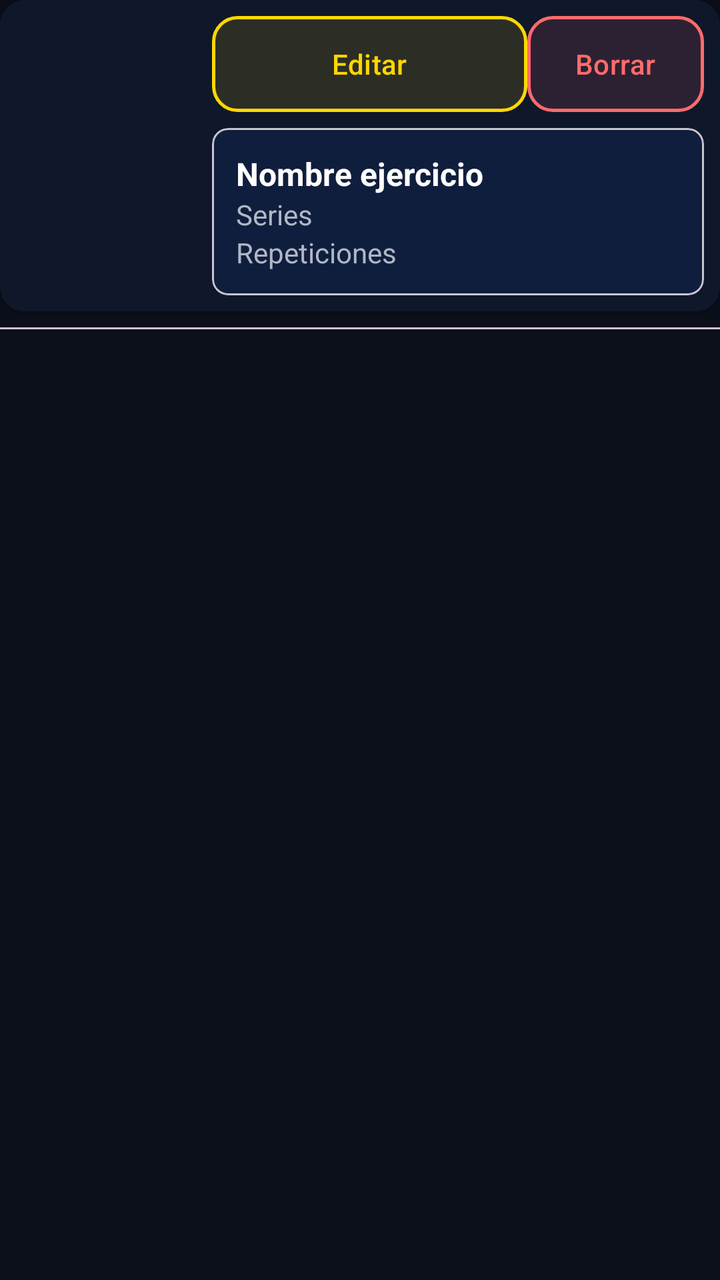
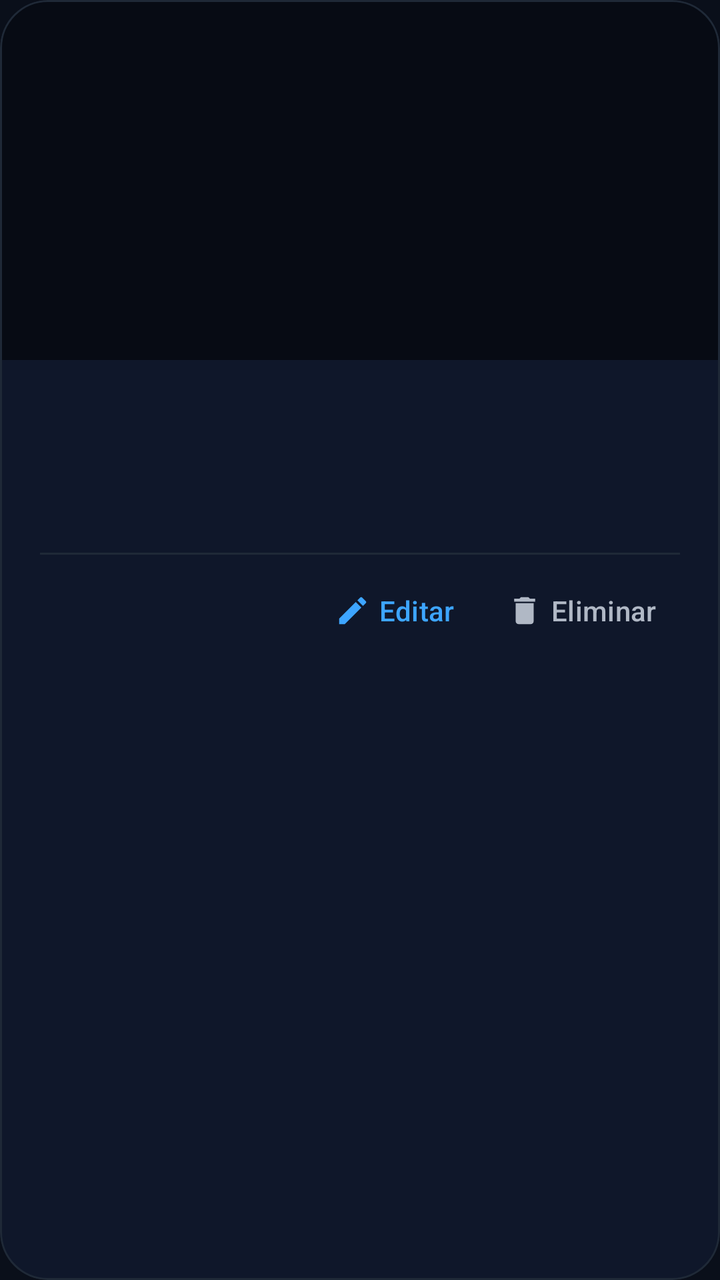

Screens rendered from an Android XML layout before and after an edit, with the pre-edit source and the edit as a unified diff.
<!-- AndroidManifest.xml: application theme Theme.Marber -->
<!-- res/layout/item_ejercicio_detalle.xml -->
<?xml version="1.0" encoding="utf-8"?>
<LinearLayout xmlns:android="http://schemas.android.com/apk/res/android"
    xmlns:app="http://schemas.android.com/apk/res-auto"
    android:layout_width="match_parent"
    android:layout_height="wrap_content"
    android:layout_marginStart="@dimen/space_small"
    android:layout_marginEnd="@dimen/space_small"
    android:layout_marginTop="@dimen/space_small"
    android:orientation="vertical">

    <androidx.cardview.widget.CardView
        android:layout_width="match_parent"
        android:layout_height="wrap_content"
        app:cardBackgroundColor="@color/marber_surface"
        app:cardCornerRadius="12dp"
        app:cardElevation="4dp">

        <androidx.constraintlayout.widget.ConstraintLayout
            android:layout_width="match_parent"
            android:layout_height="wrap_content"
            android:padding="@dimen/space_small">

            <ImageView
                android:id="@+id/img_ejercicio"
                android:layout_width="90dp"
                android:layout_height="90dp"
                android:scaleType="centerCrop"
                app:layout_constraintStart_toStartOf="parent"
                app:layout_constraintTop_toTopOf="parent" />

            <com.google.android.material.button.MaterialButton
                android:id="@+id/btn_editar_ejercicio"
                android:layout_width="0dp"
                android:layout_height="wrap_content"
                android:layout_marginStart="@dimen/space_small"
                android:text="Editar"
                android:background="@drawable/btn_glass_warning"
                android:elevation="12dp"
                android:textColor="@color/marber_warning"
                app:backgroundTint="@null"
                app:layout_constraintStart_toEndOf="@id/img_ejercicio"
                app:layout_constraintEnd_toStartOf="@id/btn_borrar_ejercicio"
                app:layout_constraintTop_toTopOf="parent" />

            <com.google.android.material.button.MaterialButton
                android:id="@+id/btn_borrar_ejercicio"
                android:layout_width="wrap_content"
                android:layout_height="wrap_content"
                android:layout_marginStart="8dp"
                android:text="Borrar"
                android:background="@drawable/btn_glass_error"
                android:elevation="12dp"
                android:textColor="@color/marber_error"
                app:backgroundTint="@null"
                app:layout_constraintTop_toTopOf="parent"
                app:layout_constraintEnd_toEndOf="parent" />

            <com.google.android.material.card.MaterialCardView
                android:id="@+id/card_info"
                android:layout_width="0dp"
                android:layout_height="wrap_content"
                android:layout_marginStart="@dimen/space_small"
                android:layout_marginTop="8dp"
                app:cardCornerRadius="8dp"
                app:layout_constraintStart_toEndOf="@id/img_ejercicio"
                app:layout_constraintTop_toBottomOf="@id/btn_editar_ejercicio"
                app:layout_constraintEnd_toEndOf="parent">

                <LinearLayout
                    android:layout_width="match_parent"
                    android:layout_height="wrap_content"
                    android:orientation="vertical"
                    android:padding="12dp">

                    <TextView
                        android:id="@+id/txt_nombre"
                        android:layout_width="wrap_content"
                        android:layout_height="wrap_content"
                        android:text="Nombre ejercicio"
                        android:textColor="@color/marber_text_high"
                        android:textStyle="bold"
                        android:textSize="16sp"/>

                    <TextView
                        android:id="@+id/txt_series"
                        android:layout_width="wrap_content"
                        android:layout_height="wrap_content"
                        android:textColor="@color/marber_text_medium"
                        android:text="Series"/>

                    <TextView
                        android:id="@+id/txt_repeticiones"
                        android:layout_width="wrap_content"
                        android:layout_height="wrap_content"
                        android:textColor="@color/marber_text_medium"
                        android:text="Repeticiones"/>

                </LinearLayout>

            </com.google.android.material.card.MaterialCardView>

        </androidx.constraintlayout.widget.ConstraintLayout>

    </androidx.cardview.widget.CardView>

    <com.google.android.material.divider.MaterialDivider
        android:id="@+id/divider"
        android:layout_width="match_parent"
        android:layout_height="1dp"
        android:layout_marginTop="@dimen/space_small"
        android:layout_marginBottom="@dimen/space_small"/>

</LinearLayout>
<!-- resources referenced by this layout -->
<resources>
  <color name="marber_error">#FF6B6B</color>
  <color name="marber_surface">#0F172A</color>
  <color name="marber_text_high">#FFFFFF</color>
  <color name="marber_text_medium">#B0B8C5</color>
  <color name="marber_warning">#FFD700</color>
  <dimen name="space_small">8dp</dimen>
  <!-- drawable btn_glass_error (drawable) -->
  <?xml version="1.0" encoding="utf-8"?>
  <shape xmlns:android="http://schemas.android.com/apk/res/android">
  
      <solid android:color="#1FFF6B6B"/>
  
      <stroke
          android:width="1.5dp"
          android:color="@color/marber_error"/>
  
      <corners android:radius="12dp"/>
  
  </shape>
  <!-- drawable btn_glass_warning (drawable) -->
  <?xml version="1.0" encoding="utf-8"?>
  <shape xmlns:android="http://schemas.android.com/apk/res/android">
  
      <solid android:color="#1FFFD700"/>
  
      <stroke
          android:width="1.5dp"
          android:color="@color/marber_warning"/>
  
      <corners android:radius="12dp"/>
  
  </shape>
  <style name="Theme.Marber" parent="Base.Theme.Marber" />
  <style name="Base.Theme.Marber" parent="Platform.Theme.Marber">
          <item name="colorPrimary">@color/marber_primary</item>
          <item name="colorOnPrimary">@color/marber_primary_light</item>
          <item name="colorSurface">@color/marber_surface</item>
          <item name="colorOnSurface">@color/marber_text_high</item>
          <item name="colorOnSurfaceVariant">@color/marber_text_medium</item>
          <item name="colorOutline">@color/marber_surface_alt</item>
          <item name="colorOnBackground">@color/marber_text_high</item>
          <item name="android:colorBackground">@color/marber_background</item>
          <item name="android:windowBackground">@color/marber_background</item>
          <item name="colorError">@color/marber_error</item>
          <item name="colorOnError">@color/marber_error</item>
          <item name="android:textColorPrimary">@color/marber_text_high</item>
          <item name="android:textColorSecondary">@color/marber_text_medium</item>
          <item name="android:statusBarColor">@color/marber_background</item>
          <item name="android:navigationBarColor">@color/marber_background</item>
          <item name="android:windowLightStatusBar">false</item>
      </style>
  <style name="Platform.Theme.Marber" parent="Theme.Material3.DayNight.NoActionBar" />
  <color name="marber_primary">#1E6BFF</color>
  <color name="marber_primary_light">#3DA5FF</color>
  <color name="marber_surface_alt">#1F2937</color>
  <color name="marber_background">#0A0F1A</color>
</resources>

<!-- the commit's change to res/layout/item_ejercicio_detalle.xml (unified diff, before → after) -->
@@ -1,113 +1,36 @@
 <?xml version="1.0" encoding="utf-8"?>
-<LinearLayout xmlns:android="http://schemas.android.com/apk/res/android"
+<com.google.android.material.card.MaterialCardView xmlns:android="http://schemas.android.com/apk/res/android"
     xmlns:app="http://schemas.android.com/apk/res-auto"
-    android:layout_width="match_parent"
-    android:layout_height="wrap_content"
-    android:layout_marginStart="@dimen/space_small"
-    android:layout_marginEnd="@dimen/space_small"
-    android:layout_marginTop="@dimen/space_small"
-    android:orientation="vertical">
-
-    <androidx.cardview.widget.CardView
-        android:layout_width="match_parent"
-        android:layout_height="wrap_content"
-        app:cardBackgroundColor="@color/marber_surface"
-        app:cardCornerRadius="12dp"
-        app:cardElevation="4dp">
-
-        <androidx.constraintlayout.widget.ConstraintLayout
-            android:layout_width="match_parent"
-            android:layout_height="wrap_content"
-            android:padding="@dimen/space_small">
-
-            <ImageView
-                android:id="@+id/img_ejercicio"
-                android:layout_width="90dp"
-                android:layout_height="90dp"
-                android:scaleType="centerCrop"
-                app:layout_constraintStart_toStartOf="parent"
-                app:layout_constraintTop_toTopOf="parent" />
-
-            <com.google.android.material.button.MaterialButton
-                android:id="@+id/btn_editar_ejercicio"
-                android:layout_width="0dp"
-                android:layout_height="wrap_content"
-                android:layout_marginStart="@dimen/space_small"
-                android:text="Editar"
-                android:background="@drawable/btn_glass_warning"
-                android:elevation="12dp"
-                android:textColor="@color/marber_warning"
-                app:backgroundTint="@null"
-                app:layout_constraintStart_toEndOf="@id/img_ejercicio"
-                app:layout_constraintEnd_toStartOf="@id/btn_borrar_ejercicio"
-                app:layout_constraintTop_toTopOf="parent" />
-
-            <com.google.android.material.button.MaterialButton
-                android:id="@+id/btn_borrar_ejercicio"
-                android:layout_width="wrap_content"
-                android:layout_height="wrap_content"
-                android:layout_marginStart="8dp"
-                android:text="Borrar"
-                android:background="@drawable/btn_glass_error"
-                android:elevation="12dp"
-                android:textColor="@color/marber_error"
-                app:backgroundTint="@null"
-                app:layout_constraintTop_toTopOf="parent"
-                app:layout_constraintEnd_toEndOf="parent" />
-
-            <com.google.android.material.card.MaterialCardView
-                android:id="@+id/card_info"
-                android:layout_width="0dp"
-                android:layout_height="wrap_content"
-                android:layout_marginStart="@dimen/space_small"
-                android:layout_marginTop="8dp"
-                app:cardCornerRadius="8dp"
-                app:layout_constraintStart_toEndOf="@id/img_ejercicio"
-                app:layout_constraintTop_toBottomOf="@id/btn_editar_ejercicio"
-                app:layout_constraintEnd_toEndOf="parent">
-
-                <LinearLayout
-                    android:layout_width="match_parent"
-                    android:layout_height="wrap_content"
-                    android:orientation="vertical"
-                    android:padding="12dp">
-
-                    <TextView
-                        android:id="@+id/txt_nombre"
-                        android:layout_width="wrap_content"
-                        android:layout_height="wrap_content"
-                        android:text="Nombre ejercicio"
-                        android:textColor="@color/marber_text_high"
-                        android:textStyle="bold"
-                        android:textSize="16sp"/>
-
-                    <TextView
-                        android:id="@+id/txt_series"
-                        android:layout_width="wrap_content"
-                        android:layout_height="wrap_content"
-                        android:textColor="@color/marber_text_medium"
-                        android:text="Series"/>
-
-                    <TextView
-                        android:id="@+id/txt_repeticiones"
-                        android:layout_width="wrap_content"
-                        android:layout_height="wrap_content"
-                        android:textColor="@color/marber_text_medium"
-                        android:text="Repeticiones"/>
-
-                </LinearLayout>
-
-            </com.google.android.material.card.MaterialCardView>
-
-        </androidx.constraintlayout.widget.ConstraintLayout>
-
-    </androidx.cardview.widget.CardView>
-
-    <com.google.android.material.divider.MaterialDivider
-        android:id="@+id/divider"
-        android:layout_width="match_parent"
-        android:layout_height="1dp"
-        android:layout_marginTop="@dimen/space_small"
-        android:layout_marginBottom="@dimen/space_small"/>
-
-</LinearLayout>
+    android:layout_width="match_parent" android:layout_height="wrap_content"
+    android:layout_marginBottom="20dp" app:cardCornerRadius="24dp"
+    app:cardBackgroundColor="@color/marber_surface" app:strokeColor="@color/marber_border"
+    app:strokeWidth="1dp" app:cardElevation="0dp">
+    <LinearLayout android:layout_width="match_parent" android:layout_height="wrap_content" android:orientation="vertical">
+        <ImageView android:id="@+id/img_ejercicio" android:layout_width="match_parent" android:layout_height="180dp"
+            android:background="@color/marber_card_dark" android:scaleType="fitCenter"
+            android:contentDescription="@string/description_img_exercise" />
+        <LinearLayout android:layout_width="match_parent" android:layout_height="wrap_content"
+            android:orientation="vertical" android:padding="20dp">
+            <TextView android:id="@+id/txt_nombre" android:layout_width="match_parent" android:layout_height="wrap_content"
+                android:textColor="@color/marber_text_high" android:textSize="22sp" android:textStyle="bold" />
+            <LinearLayout android:layout_width="match_parent" android:layout_height="wrap_content"
+                android:orientation="horizontal" android:layout_marginTop="12dp">
+                <TextView android:id="@+id/txt_series" android:layout_width="0dp" android:layout_weight="1"
+                    android:layout_height="wrap_content" android:textColor="@color/marber_text_medium" android:textSize="14sp" />
+                <TextView android:id="@+id/txt_repeticiones" android:layout_width="0dp" android:layout_weight="1"
+                    android:layout_height="wrap_content" android:textColor="@color/marber_text_medium" android:textSize="14sp" />
+            </LinearLayout>
+            <View android:layout_width="match_parent" android:layout_height="1dp"
+                android:background="@color/marber_border" android:layout_marginTop="16dp" />
+            <LinearLayout android:layout_width="match_parent" android:layout_height="wrap_content"
+                android:orientation="horizontal" android:gravity="end" android:layout_marginTop="4dp">
+                <com.google.android.material.button.MaterialButton android:id="@+id/btn_editar_ejercicio" app:icon="@drawable/ic_edit" app:iconSize="18dp" app:iconGravity="textStart"
+                    style="@style/Widget.Marber.Button.Quiet" android:layout_width="wrap_content"
+                    android:layout_height="wrap_content" android:text="@string/editar_corto" />
+                <com.google.android.material.button.MaterialButton android:id="@+id/btn_borrar_ejercicio" app:icon="@drawable/ic_delete" app:iconSize="18dp" app:iconGravity="textStart"
+                    style="@style/Widget.Marber.Button.Danger" android:layout_width="wrap_content"
+                    android:layout_height="wrap_content" android:text="@string/eliminar" />
+            </LinearLayout>
+        </LinearLayout>
+    </LinearLayout>
+</com.google.android.material.card.MaterialCardView>
<!-- resource entries referenced after the edit -->
@@ -1,41 +1,34 @@
 <!-- resources referenced by this layout -->
 <resources>
+  <color name="marber_border">#1F2937</color>
+  <color name="marber_card_dark">#070B14</color>
   <color name="marber_error">#FF6B6B</color>
   <color name="marber_surface">#0F172A</color>
   <color name="marber_text_high">#FFFFFF</color>
   <color name="marber_text_medium">#B0B8C5</color>
-  <color name="marber_warning">#FFD700</color>
-  <dimen name="space_small">8dp</dimen>
-  <!-- drawable btn_glass_error (drawable) -->
-  <?xml version="1.0" encoding="utf-8"?>
-  <shape xmlns:android="http://schemas.android.com/apk/res/android">
-  
-      <solid android:color="#1FFF6B6B"/>
-  
-      <stroke
-          android:width="1.5dp"
-          android:color="@color/marber_error"/>
-  
-      <corners android:radius="12dp"/>
-  
-  </shape>
-  <!-- drawable btn_glass_warning (drawable) -->
-  <?xml version="1.0" encoding="utf-8"?>
-  <shape xmlns:android="http://schemas.android.com/apk/res/android">
-  
-      <solid android:color="#1FFFD700"/>
-  
-      <stroke
-          android:width="1.5dp"
-          android:color="@color/marber_warning"/>
-  
-      <corners android:radius="12dp"/>
-  
-  </shape>
+  <!-- drawable ic_delete (drawable) -->
+  <vector xmlns:android="http://schemas.android.com/apk/res/android" android:width="24dp" android:height="24dp" android:viewportWidth="24" android:viewportHeight="24"><path android:fillColor="#FFFFFFFF" android:pathData="M6,19C6,20.1 6.9,21 8,21H16C17.1,21 18,20.1 18,19V7H6ZM19,4H15.5L14.5,3H9.5L8.5,4H5V6H19Z" /></vector>
+  <!-- drawable ic_edit (drawable) -->
+  <vector xmlns:android="http://schemas.android.com/apk/res/android" android:width="24dp" android:height="24dp" android:viewportWidth="24" android:viewportHeight="24"><path android:fillColor="#FFFFFFFF" android:pathData="M3,17.25V21H6.75L17.81,9.94L14.06,6.19ZM20.71,7.04C21.1,6.65 21.1,6.02 20.71,5.63L18.37,3.29C17.98,2.9 17.35,2.9 16.96,3.29L15.13,5.12L18.88,8.87Z" /></vector>
+  <string name="description_img_exercise">Imagen del ejercicio</string>
+  <string name="editar_corto">Editar</string>
+  <string name="eliminar">Eliminar</string>
+  <style name="Widget.Marber.Button.Danger" parent="Widget.Marber.Button.Quiet">
+          <item name="android:textColor">@color/marber_text_medium</item>
+          <item name="iconTint">@color/marber_text_medium</item>
+      </style>
+  <style name="Widget.Marber.Button.Quiet" parent="Widget.Material3.Button.TextButton">
+          <item name="android:textColor">@color/marber_primary_light</item>
+          <item name="iconTint">@color/marber_primary_light</item>
+          <item name="android:minHeight">48dp</item>
+          <item name="android:textAllCaps">false</item>
+          <item name="cornerRadius">12dp</item>
+          <item name="rippleColor">#203DA5FF</item>
+      </style>
   <style name="Theme.Marber" parent="Base.Theme.Marber" />
   <style name="Base.Theme.Marber" parent="Platform.Theme.Marber">
           <item name="colorPrimary">@color/marber_primary</item>
-          <item name="colorOnPrimary">@color/marber_primary_light</item>
+          <item name="colorOnPrimary">@color/marber_text_high</item>
           <item name="colorSurface">@color/marber_surface</item>
           <item name="colorOnSurface">@color/marber_text_high</item>
           <item name="colorOnSurfaceVariant">@color/marber_text_medium</item>
@@ -44,7 +37,7 @@
           <item name="android:colorBackground">@color/marber_background</item>
           <item name="android:windowBackground">@color/marber_background</item>
           <item name="colorError">@color/marber_error</item>
-          <item name="colorOnError">@color/marber_error</item>
+          <item name="colorOnError">@color/marber_background</item>
           <item name="android:textColorPrimary">@color/marber_text_high</item>
           <item name="android:textColorSecondary">@color/marber_text_medium</item>
           <item name="android:statusBarColor">@color/marber_background</item>
